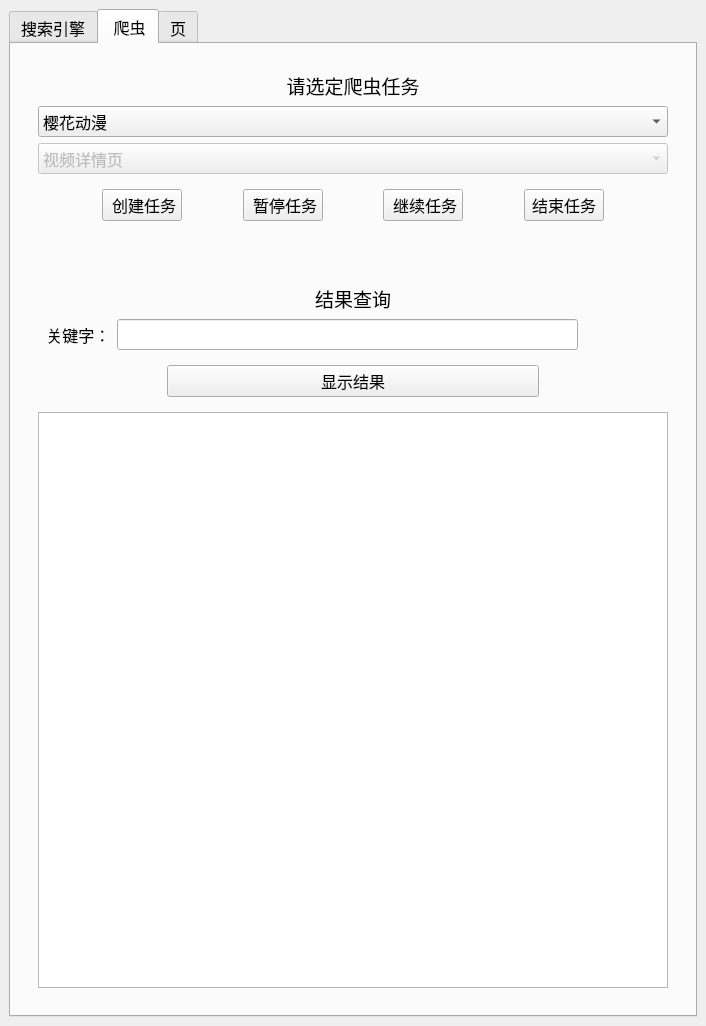
Qt form mainwindow.ui (cccccrz/mycrawl) before a commit.
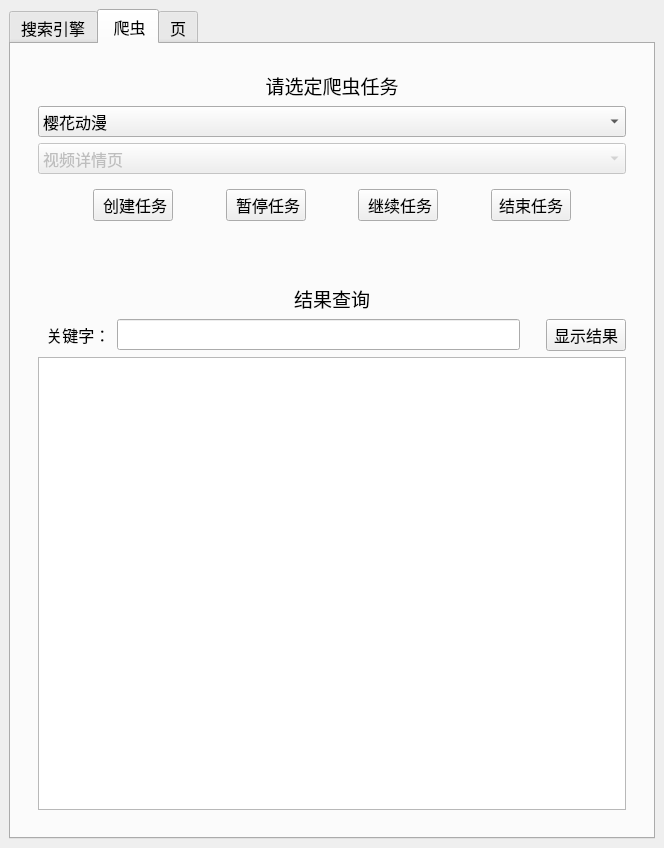
The same form after that commit.

Patch:
```diff
--- a/mainwindow.ui
+++ b/mainwindow.ui
@@ -6,8 +6,8 @@
    <rect>
     <x>0</x>
     <y>0</y>
-    <width>706</width>
-    <height>1026</height>
+    <width>664</width>
+    <height>848</height>
    </rect>
   </property>
   <property name="font">
@@ -190,7 +190,7 @@
                    </property>
                    <property name="sizeHint" stdset="0">
                     <size>
-                     <width>40</width>
+                     <width>35</width>
                      <height>20</height>
                     </size>
                    </property>
@@ -210,7 +210,7 @@
                    </property>
                    <property name="sizeHint" stdset="0">
                     <size>
-                     <width>40</width>
+                     <width>35</width>
                      <height>20</height>
                     </size>
                    </property>
@@ -230,7 +230,7 @@
                    </property>
                    <property name="sizeHint" stdset="0">
                     <size>
-                     <width>30</width>
+                     <width>35</width>
                      <height>20</height>
                     </size>
                    </property>
@@ -250,7 +250,7 @@
                    </property>
                    <property name="sizeHint" stdset="0">
                     <size>
-                     <width>40</width>
+                     <width>35</width>
                      <height>20</height>
                     </size>
                    </property>
@@ -270,7 +270,7 @@
                    </property>
                    <property name="sizeHint" stdset="0">
                     <size>
-                     <width>40</width>
+                     <width>35</width>
                      <height>20</height>
                     </size>
                    </property>
@@ -351,29 +351,7 @@
                    </property>
                    <property name="sizeHint" stdset="0">
                     <size>
-                     <width>90</width>
-                     <height>20</height>
-                    </size>
-                   </property>
-                  </spacer>
-                 </item>
-                </layout>
-               </widget>
-              </item>
-              <item>
-               <widget class="QWidget" name="widget_10" native="true">
-                <layout class="QHBoxLayout" name="horizontalLayout_4">
-                 <item>
-                  <spacer name="horizontalSpacer_5">
-                   <property name="orientation">
-                    <enum>Qt::Horizontal</enum>
-                   </property>
-                   <property name="sizeType">
-                    <enum>QSizePolicy::Fixed</enum>
-                   </property>
-                   <property name="sizeHint" stdset="0">
-                    <size>
-                     <width>120</width>
+                     <width>20</width>
                      <height>20</height>
                     </size>
                    </property>
@@ -386,22 +364,6 @@
                    </property>
                   </widget>
                  </item>
-                 <item>
-                  <spacer name="horizontalSpacer_6">
-                   <property name="orientation">
-                    <enum>Qt::Horizontal</enum>
-                   </property>
-                   <property name="sizeType">
-                    <enum>QSizePolicy::Fixed</enum>
-                   </property>
-                   <property name="sizeHint" stdset="0">
-                    <size>
-                     <width>120</width>
-                     <height>20</height>
-                    </size>
-                   </property>
-                  </spacer>
-                 </item>
                 </layout>
                </widget>
               </item>
```
